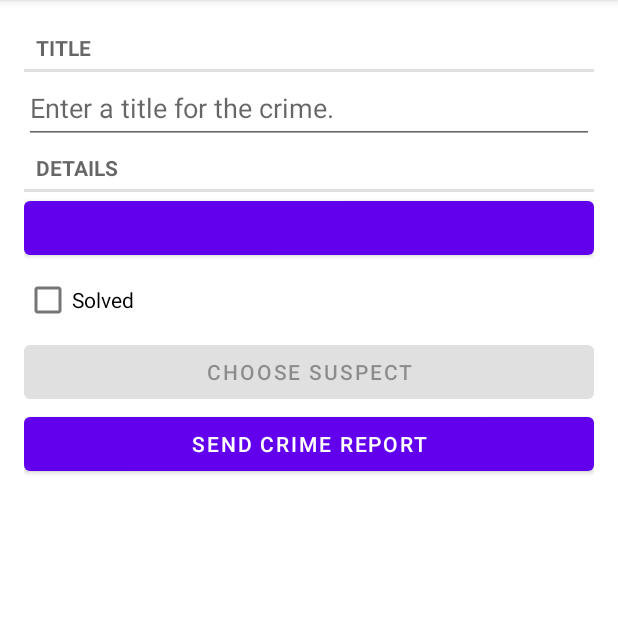
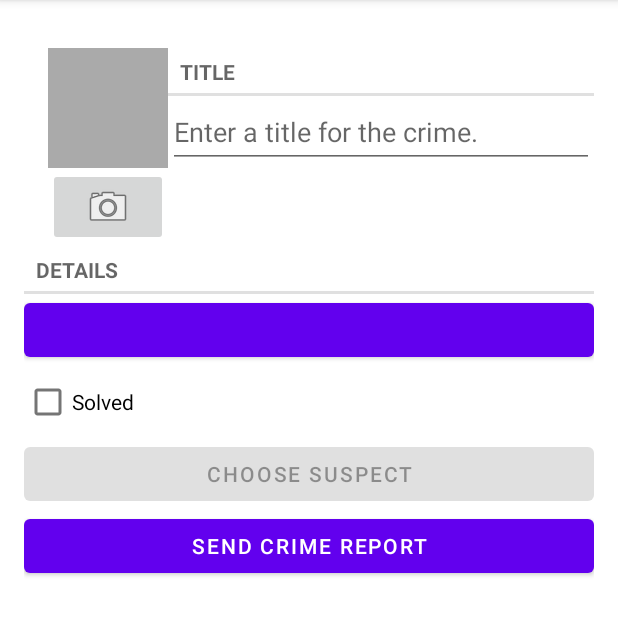
Before and after one commit to gloh1301/CriminalIntent, an Android app: the screen it shows after launch (MainActivity), after a tap on "New Crime", on a phone screen of 412 x 824 dp, the part 84-720 px from its top. Run offline under Robolectric (Android 15) with nearby library versions, the phone set to English and light mode, and no system bars; our stand-ins replace Room's generated code; 1 statement that could not run was skipped.

Commit message:
Chapter 16

```diff
--- a/app/src/main/java/com/bignerdranch/android/criminalintent/Crime.kt
+++ b/app/src/main/java/com/bignerdranch/android/criminalintent/Crime.kt
@@ -9,4 +9,7 @@ data class Crime(@PrimaryKey val id: UUID = UUID.randomUUID(),
                  var title: String = "",
                  var date: Date = Date(),
                  var isSolved: Boolean = false,
-                 var suspect: String = "")
+                 var suspect: String = "") {
+    val photoFileName
+        get() = "IMG_$id.jpg"
+}
--- a/app/src/main/java/com/bignerdranch/android/criminalintent/CrimeDetailViewModel.kt
+++ b/app/src/main/java/com/bignerdranch/android/criminalintent/CrimeDetailViewModel.kt
@@ -4,6 +4,7 @@ import androidx.lifecycle.LiveData
 import androidx.lifecycle.MutableLiveData
 import androidx.lifecycle.Transformations
 import androidx.lifecycle.ViewModel
+import java.io.File
 import java.util.*
 
 class CrimeDetailViewModel() : ViewModel() {
@@ -21,4 +22,8 @@ class CrimeDetailViewModel() : ViewModel() {
     fun saveCrime(crime: Crime) {
         crimeRepository.updateCrime(crime)
     }
+
+    fun getPhotoFile(crime: Crime): File {
+        return crimeRepository.getPhotoFile(crime)
+    }
 }
--- a/app/src/main/java/com/bignerdranch/android/criminalintent/CrimeFragment.kt
+++ b/app/src/main/java/com/bignerdranch/android/criminalintent/CrimeFragment.kt
@@ -7,6 +7,7 @@ import android.content.pm.ResolveInfo
 import android.net.Uri
 import android.os.Bundle
 import android.provider.ContactsContract
+import android.provider.MediaStore
 import android.text.Editable
 import android.text.TextWatcher
 import android.text.format.DateFormat
@@ -19,7 +20,11 @@ import android.view.ViewGroup
 import android.widget.Button
 import android.widget.CheckBox
 import android.widget.EditText
+import android.widget.ImageButton
+import android.widget.ImageView
+import androidx.core.content.FileProvider
 import androidx.lifecycle.ViewModelProviders
+import java.io.File
 import java.util.*
 
 private const val TAG = "CrimeFragment"
@@ -27,15 +32,20 @@ private const val ARG_CRIME_ID = "crime_id"
 private const val DIALOG_DATE = "DialogDate"
 private const val REQUEST_DATE = 0
 private const val REQUEST_CONTACT = 1
+private const val REQUEST_PHOTO = 2
 private const val DATE_FORMAT = "EEE, MMM, dd"
 class CrimeFragment : Fragment(), DatePickerFragment.Callbacks {
 
     private lateinit var crime: Crime
+    private lateinit var photoFile: File
+    private lateinit var photoUri: Uri
     private lateinit var titleField: EditText
     private lateinit var dateButton: Button
     private lateinit var solvedCheckBox: CheckBox
     private lateinit var reportButton: Button
     private lateinit var suspectButton: Button
+    private lateinit var photoButton: ImageButton
+    private lateinit var photoView: ImageView
 
     private val crimeDetailViewModel: CrimeDetailViewModel by lazy {
         ViewModelProviders.of(this).get(CrimeDetailViewModel::class.java)
@@ -61,6 +71,8 @@ class CrimeFragment : Fragment(), DatePickerFragment.Callbacks {
         solvedCheckBox = view.findViewById(R.id.crime_solved) as CheckBox
         reportButton = view.findViewById(R.id.crime_report) as Button
         suspectButton = view.findViewById(R.id.crime_suspect) as Button
+        photoButton = view.findViewById(R.id.crime_camera) as ImageButton
+        photoView = view.findViewById(R.id.crime_photo) as ImageView
 
         return view
     }
@@ -72,6 +84,10 @@ class CrimeFragment : Fragment(), DatePickerFragment.Callbacks {
             Observer { crime ->
                 crime?.let {
                     this.crime = crime
+                    photoFile = crimeDetailViewModel.getPhotoFile(crime)
+                    photoUri = FileProvider.getUriForFile(requireActivity(),
+                        "com.bignerdranch.android.criminalintent.fileprovider",
+                        photoFile)
                     updateUI()
                 }
             })
@@ -140,11 +156,40 @@ class CrimeFragment : Fragment(), DatePickerFragment.Callbacks {
                 isEnabled = false
             }
         }
+        photoButton.apply {
+            val packageManager: PackageManager = requireActivity().packageManager
+            val captureImage = Intent(MediaStore.ACTION_IMAGE_CAPTURE)
+            val resolvedActivity: ResolveInfo? =
+                packageManager.resolveActivity(captureImage,
+                    PackageManager.MATCH_DEFAULT_ONLY)
+            if (resolvedActivity == null) {
+                isEnabled = false
+            }
+            setOnClickListener {
+                captureImage.putExtra(MediaStore.EXTRA_OUTPUT, photoUri)
+                val cameraActivities: List<ResolveInfo> =
+                    packageManager.queryIntentActivities(captureImage,
+                        PackageManager.MATCH_DEFAULT_ONLY)
+                for (cameraActivity in cameraActivities) {
+                    requireActivity().grantUriPermission(
+                        cameraActivity.activityInfo.packageName,
+                        photoUri,
+                        Intent.FLAG_GRANT_WRITE_URI_PERMISSION)
+                }
+                startActivityForResult(captureImage, REQUEST_PHOTO)
+            }
+        }
     }
 
     override fun onStop() {
         super.onStop()
         crimeDetailViewModel.saveCrime(crime)
+    }
+
+    override fun onDetach() {
+        super.onDetach()
+        requireActivity().revokeUriPermission(photoUri,
+            Intent.FLAG_GRANT_WRITE_URI_PERMISSION)
     }
 
     override fun onDateSelected(date: Date) {
@@ -161,6 +206,16 @@ class CrimeFragment : Fragment(), DatePickerFragment.Callbacks {
         }
         if (crime.suspect.isNotEmpty()) {
             suspectButton.text = crime.suspect
+        }
+        updatePhotoView()
+    }
+
+    private fun updatePhotoView() {
+        if (photoFile.exists()) {
+            val bitmap = getScaledBitmap(photoFile.path, requireActivity())
+            photoView.setImageBitmap(bitmap)
+        } else {
+            photoView.setImageDrawable(null)
         }
     }
 
@@ -187,6 +242,11 @@ class CrimeFragment : Fragment(), DatePickerFragment.Callbacks {
                     crimeDetailViewModel.saveCrime(crime)
                     suspectButton.text = suspect
                 }
+            }
+            requestCode == REQUEST_PHOTO -> {
+                requireActivity().revokeUriPermission(photoUri,
+                    Intent.FLAG_GRANT_WRITE_URI_PERMISSION)
+                updatePhotoView()
             }
         }
     }
--- a/app/src/main/java/com/bignerdranch/android/criminalintent/CrimeRepository.kt
+++ b/app/src/main/java/com/bignerdranch/android/criminalintent/CrimeRepository.kt
@@ -5,6 +5,7 @@ import androidx.lifecycle.LiveData
 import androidx.room.Room
 import com.bignerdranch.android.criminalintent.database.CrimeDatabase
 import com.bignerdranch.android.criminalintent.database.migration_1_2
+import java.io.File
 import java.util.*
 import java.util.concurrent.Executors
 
@@ -21,6 +22,7 @@ class CrimeRepository private constructor(context: Context) {
 
     private val crimeDao = database.crimeDao()
     private val executor = Executors.newSingleThreadExecutor()
+    private val filesDir = context.applicationContext.filesDir
 
     fun getCrimes(): LiveData<List<Crime>> = crimeDao.getCrimes()
 
@@ -37,6 +39,8 @@ class CrimeRepository private constructor(context: Context) {
         }
     }
 
+    fun getPhotoFile(crime: Crime): File = File(filesDir, crime.photoFileName)
+
     companion object {
         private var INSTANCE: CrimeRepository? = null
         fun initialize(context: Context) {
--- a/app/src/main/res/layout/fragment_crime.xml
+++ b/app/src/main/res/layout/fragment_crime.xml
@@ -5,6 +5,36 @@
     android:layout_width="match_parent"
     android:layout_height="match_parent"
     android:layout_margin="16dp">
+    <LinearLayout
+        android:layout_width="match_parent"
+        android:layout_height="wrap_content"
+        android:orientation="horizontal"
+        android:layout_marginStart="16dp"
+        android:layout_marginTop="16dp">
+        <LinearLayout
+            android:layout_width="wrap_content"
+            android:layout_height="wrap_content"
+            android:orientation="vertical">
+            <ImageView
+                android:id="@+id/crime_photo"
+                android:layout_width="80dp"
+                android:layout_height="80dp"
+                android:scaleType="centerInside"
+                android:cropToPadding="true"
+                android:background="@android:color/darker_gray"/>
+            <ImageButton
+                android:id="@+id/crime_camera"
+                android:layout_width="match_parent"
+                android:layout_height="wrap_content"
+                android:src="@android:drawable/ic_menu_camera"/>
+        </LinearLayout>
+
+        <LinearLayout
+            android:orientation="vertical"
+            android:layout_width="0dp"
+            android:layout_height="wrap_content"
+            android:layout_weight="1">
+
         <TextView
             style="?android:listSeparatorTextViewStyle"
             android:layout_width="match_parent"
@@ -18,6 +48,8 @@
             android:hint="@string/crime_title_hint"
             android:minHeight="48dp"
             android:importantForAutofill="no" />
+        </LinearLayout>
+    </LinearLayout>
     <TextView
         style="?android:listSeparatorTextViewStyle"
         android:layout_width="match_parent"
--- /dev/null
+++ b/app/src/main/res/xml/files.xml
@@ -0,0 +1,4 @@
+<?xml version="1.0" encoding="utf-8"?>
+<paths>
+    <files-path name="crime_photos" path="."/>
+</paths>
```
Also changed, not shown: app/src/main/AndroidManifest.xml (+12 -0 lines), app/src/main/java/com/bignerdranch/android/criminalintent/PictureUtils.kt (added, +37 -0 lines). Lines whose indentation alone changed are shown as unchanged.
